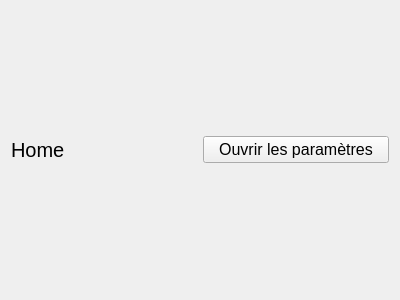
Before: the Qt Designer form forms/home.ui in axel7083/Fitts, drawn with Qt 5.
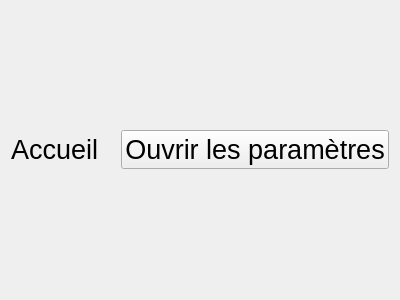
After: the same form once the commit is applied.

What changed in the file:
```diff
--- a/forms/home.ui
+++ b/forms/home.ui
@@ -22,11 +22,11 @@
         <widget class="QLabel" name="label">
          <property name="font">
           <font>
-           <pointsize>15</pointsize>
+           <pointsize>20</pointsize>
           </font>
          </property>
          <property name="text">
-          <string>Home</string>
+          <string>Accueil</string>
          </property>
         </widget>
        </item>
@@ -34,7 +34,7 @@
         <widget class="QPushButton" name="home_settings_btn">
          <property name="font">
           <font>
-           <pointsize>12</pointsize>
+           <pointsize>20</pointsize>
           </font>
          </property>
          <property name="text">
```
